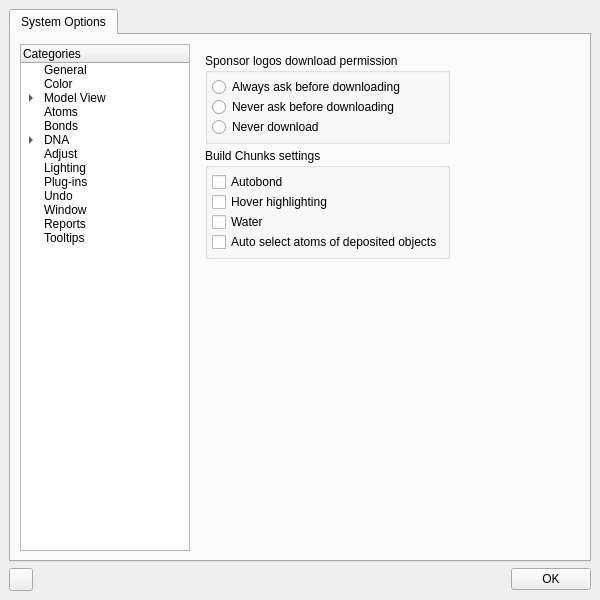
Qt form cad/src/ne1_ui/prefs/PreferencesDialog.ui (kanzure/nanoengineer) before a commit.
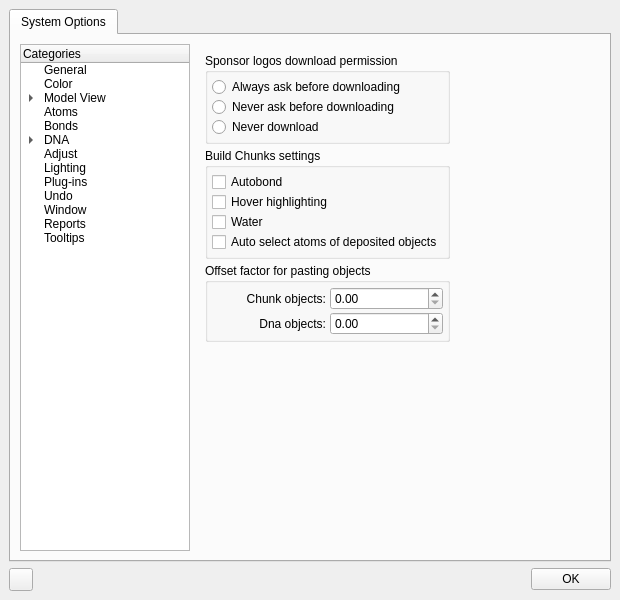
The same form after that commit. The open tabs and pages were chosen to show the change. Icons and pictures are not drawn.

Commit message: 1. Implemented Preference: Paste offset scale for pasting chunks or Dna objects See Tools > Preferences > General 2. CHANGED default pref value for 3' and 5' arrow colors (ref discussion with Mark) -- 3' and 5' ends are rendered in same color as the rest of the strand. Nut, when you enter join or break strands , those are rendered in green and red colors respt.

The edit to the form file:
```diff
--- a/cad/src/ne1_ui/prefs/PreferencesDialog.ui
+++ b/cad/src/ne1_ui/prefs/PreferencesDialog.ui
@@ -5,13 +5,13 @@
    <rect>
     <x>0</x>
     <y>0</y>
-    <width>600</width>
+    <width>620</width>
     <height>600</height>
    </rect>
   </property>
   <property name="minimumSize" >
    <size>
-    <width>600</width>
+    <width>620</width>
     <height>600</height>
    </size>
   </property>
@@ -199,6 +199,67 @@
                </layout>
               </widget>
              </item>
+             <item>
+              <widget class="QGroupBox" name="groupBox_2" >
+               <property name="title" >
+                <string>Offset factor for pasting objects</string>
+               </property>
+               <layout class="QGridLayout" >
+                <property name="margin" >
+                 <number>4</number>
+                </property>
+                <property name="spacing" >
+                 <number>2</number>
+                </property>
+                <item row="1" column="0" >
+                 <layout class="QHBoxLayout" >
+                  <property name="margin" >
+                   <number>0</number>
+                  </property>
+                  <property name="spacing" >
+                   <number>4</number>
+                  </property>
+                  <item>
+                   <widget class="QLabel" name="pasteOffsetForDna_lable" >
+                    <property name="text" >
+                     <string>Dna objects:</string>
+                    </property>
+                    <property name="alignment" >
+                     <set>Qt::AlignRight|Qt::AlignTrailing|Qt::AlignVCenter</set>
+                    </property>
+                   </widget>
+                  </item>
+                  <item>
+                   <widget class="QDoubleSpinBox" name="pasteOffsetScaleFactorForDnaObjects_doubleSpinBox" />
+                  </item>
+                 </layout>
+                </item>
+                <item row="0" column="0" >
+                 <layout class="QHBoxLayout" >
+                  <property name="margin" >
+                   <number>0</number>
+                  </property>
+                  <property name="spacing" >
+                   <number>4</number>
+                  </property>
+                  <item>
+                   <widget class="QLabel" name="pasteOffsetForChunks_lable" >
+                    <property name="text" >
+                     <string>Chunk objects:</string>
+                    </property>
+                    <property name="alignment" >
+                     <set>Qt::AlignRight|Qt::AlignTrailing|Qt::AlignVCenter</set>
+                    </property>
+                   </widget>
+                  </item>
+                  <item>
+                   <widget class="QDoubleSpinBox" name="pasteOffsetScaleFactorForChunks_doubleSpinBox" />
+                  </item>
+                 </layout>
+                </item>
+               </layout>
+              </widget>
+             </item>
              <item>
               <spacer>
                <property name="orientation" >
```
Left out of the diff: 4 changed lines with no effect on the pictures. The commit also changes 4 other files.
